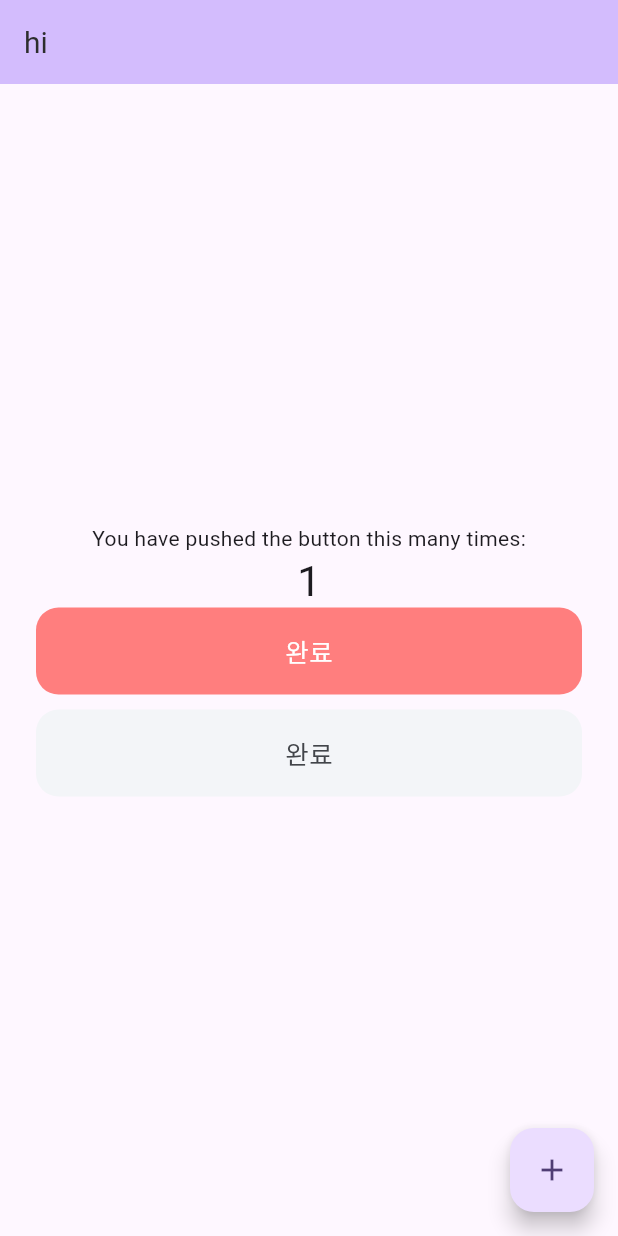
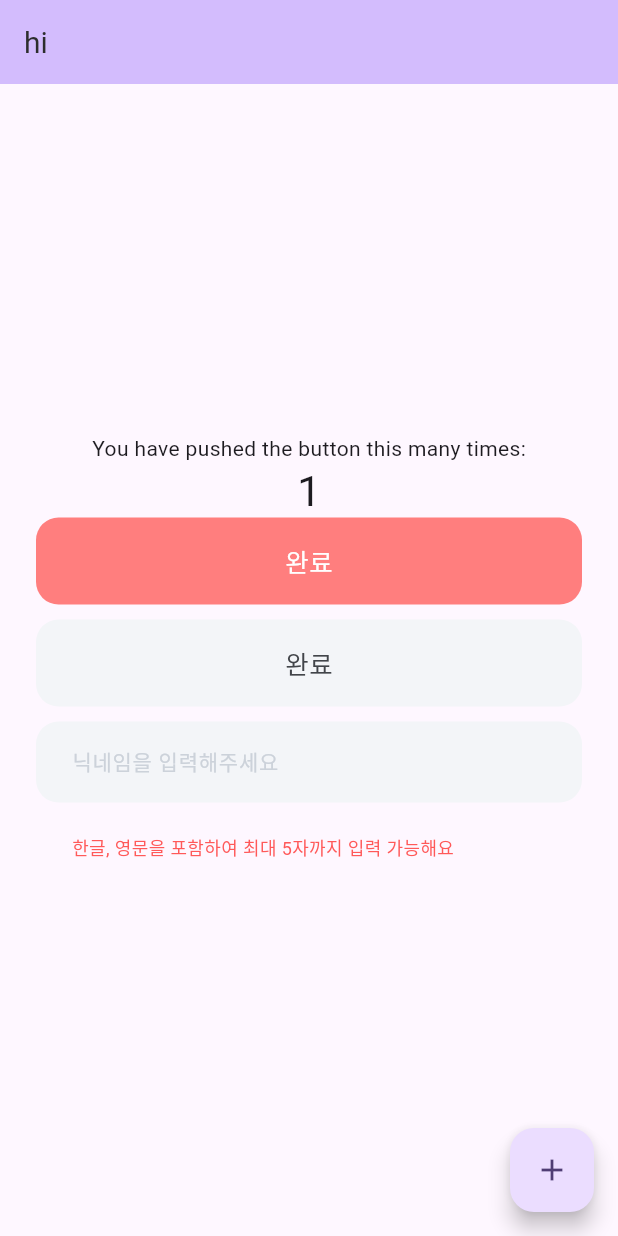
Before and after one commit to MentalJava/sym-mvvm-clone, a Flutter app: the screen it shows after launch, after a tap on the "add" icon, on a phone screen of 412 x 824 dp. Run offline on Flutter 3.47's test engine with Material 3 defaults, Android fonts, the phone set to English and light mode, and no system bars; our stand-ins replace get; Roboto replaces fonts that are missing (PretendardBold, PretendardMedium).

Commit message:
TextField Component 작업 완료

```diff
--- a/lib/main.dart
+++ b/lib/main.dart
@@ -1,7 +1,10 @@
 import 'package:flutter/material.dart';
+import 'package:get/get.dart';
 import 'package:sym_mvvm_clone/ui/component/s_button.dart';
 import 'package:sym_mvvm_clone/ui/component/s_color.dart';
 import 'package:sym_mvvm_clone/ui/component/s_text.dart';
+import 'package:sym_mvvm_clone/ui/component/s_text_field.dart';
+import 'package:sym_mvvm_clone/ui/component/s_text_field_controller.dart';
 import 'package:sym_mvvm_clone/ui/component/s_typo.dart';
 
 void main() {
@@ -34,6 +37,7 @@ class MyHomePage extends StatefulWidget {
 }
 
 class _MyHomePageState extends State<MyHomePage> {
+  final sTextFieldController = Get.put(STextFieldController());
   int _counter = 0;
 
   void _incrementCounter() {
@@ -84,6 +88,13 @@ class _MyHomePageState extends State<MyHomePage> {
                 color: SColor.grey6,
               ),
             ),
+            const SizedBox(
+              height: 10,
+            ),
+            STextField(
+              hintText: '닉네임을 입력해주세요',
+              controller: sTextFieldController,
+            ),
           ],
         ),
       ),
--- /dev/null
+++ b/lib/ui/component/s_text_field.dart
@@ -0,0 +1,59 @@
+import 'package:flutter/material.dart';
+import 'package:get/get.dart';
+import 'package:sym_mvvm_clone/ui/component/s_color.dart';
+import 'package:sym_mvvm_clone/ui/component/s_text.dart';
+import 'package:sym_mvvm_clone/ui/component/s_text_field_controller.dart';
+import 'package:sym_mvvm_clone/ui/component/s_typo.dart';
+
+class STextField extends StatelessWidget {
+  final String hintText;
+  final String? Function(String?)? validator;
+  final STextFieldController controller;
+  const STextField({
+    super.key,
+    required this.hintText,
+    this.validator,
+    required this.controller,
+  });
+
+  @override
+  Widget build(BuildContext context) {
+    return Container(
+      padding: const EdgeInsets.symmetric(
+        horizontal: 24,
+      ),
+      child: Obx(
+        () => TextFormField(
+          style: STypo.getStyle(TextType.body2).copyWith(color: SColor.black),
+          cursorColor: Colors.blue,
+          decoration: InputDecoration(
+            filled: true,
+            fillColor: SColor.grey1,
+            isCollapsed: true,
+            contentPadding: const EdgeInsets.symmetric(
+              horizontal: 20,
+              vertical: 16,
+            ),
+            border: const OutlineInputBorder(
+              borderRadius: BorderRadius.all(
+                Radius.circular(15),
+              ),
+              borderSide: BorderSide.none,
+            ),
+            hintText: hintText,
+            hintStyle:
+                STypo.getStyle(TextType.body2).copyWith(color: SColor.grey3),
+            helper: SText(
+              text: controller.helperText.value,
+              type: TextType.body3,
+              color: controller.isVaild.value
+                  ? SColor.possibility
+                  : SColor.buddhism,
+            ),
+          ),
+          onChanged: (value) => controller.nicknameVaildate(value),
+        ),
+      ),
+    );
+  }
+}
--- /dev/null
+++ b/lib/ui/component/s_text_field_controller.dart
@@ -0,0 +1,43 @@
+import 'package:get/get.dart';
+
+class STextFieldController extends GetxController {
+  var inputText = ''.obs;
+  var helperText = ''.obs;
+  var isVaild = false.obs;
+
+  @override
+  void onInit() {
+    super.onInit();
+    nicknameVaildate('');
+  }
+
+  void nicknameVaildate(String value) {
+    inputText.value = value;
+
+    if (value.isEmpty || value.length > 5) {
+      helperText.value = '한글, 영문을 포함하여 최대 5자까지 입력 가능해요';
+      isVaild.value = false;
+    } else if (RegExp(r'[!@#\$%^&*(),.?":{}|<>]').hasMatch(value) ||
+        RegExp(r'[0-9]').hasMatch(value) ||
+        !isFullyValidKorean(value)) {
+      helperText.value = '특수문자와 숫자는 사용이 불가능해요';
+      isVaild.value = false;
+    } else {
+      helperText.value = '사용 가능한 닉네임이에요';
+      isVaild.value = true;
+    }
+  }
+
+  bool isFullyValidKorean(String value) {
+    final validKorean = RegExp(r'^[가-힣\s]*$');
+    final invalidParts = RegExp(r'[ㄱ-ㅎㅏ-ㅣㆍᆢᆞᆢ]');
+
+    if (!validKorean.hasMatch(value)) {
+      return false;
+    }
+    if (invalidParts.hasMatch(value)) {
+      return false;
+    }
+    return true;
+  }
+}
--- a/pubspec.yaml
+++ b/pubspec.yaml
@@ -35,6 +35,7 @@ dependencies:
   # The following adds the Cupertino Icons font to your application.
   # Use with the CupertinoIcons class for iOS style icons.
   cupertino_icons: ^1.0.8
+  get: ^4.6.6
 
 dev_dependencies:
   flutter_test:
```
Also changed, not shown: pubspec.lock, 1 other file.
